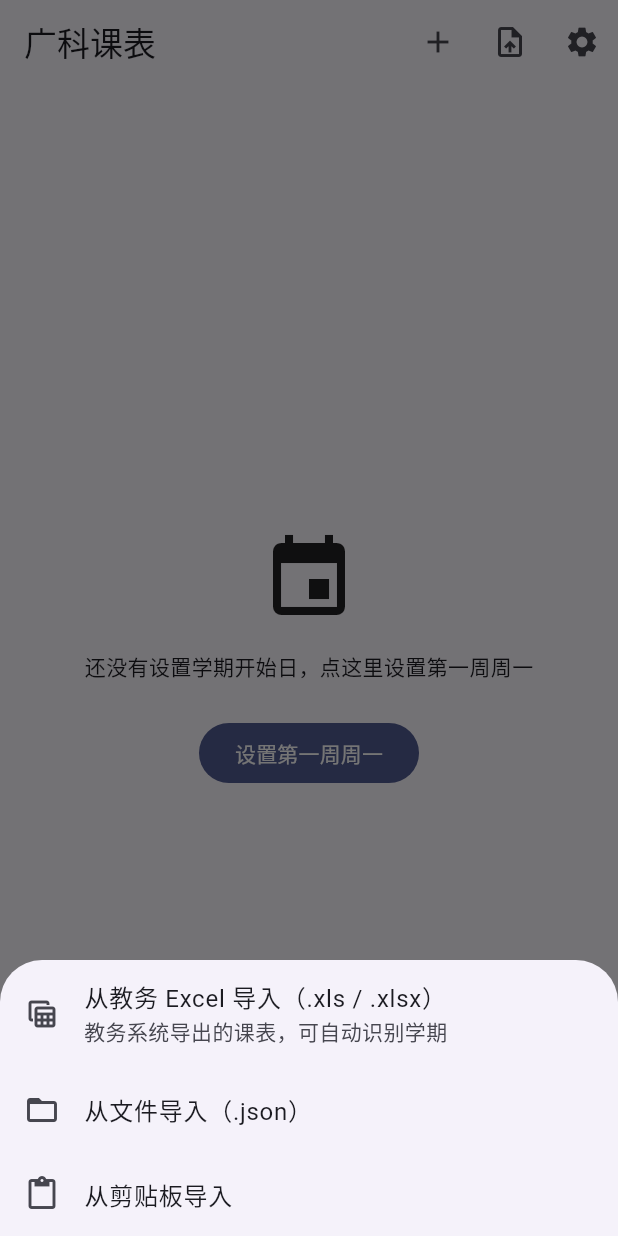
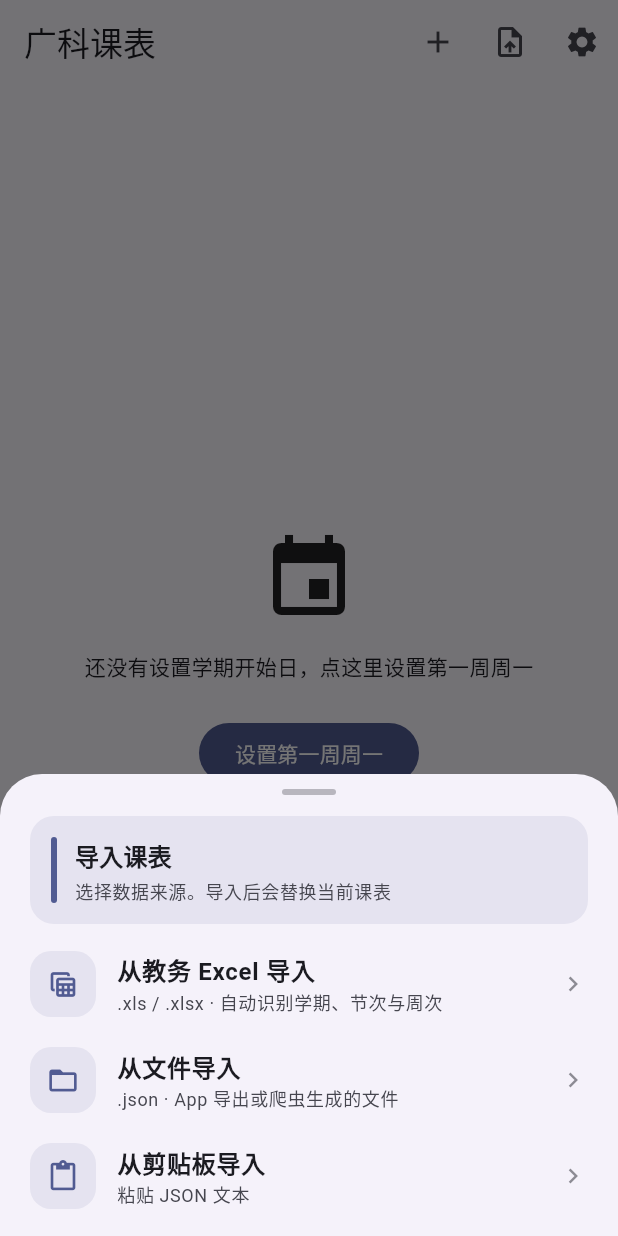
Before and after one commit to Planeer-starry/guangke-timetable, a Flutter app: the screen it shows after launch, after a tap on the "upload file" icon, on a phone screen of 412 x 824 dp. Run offline on Flutter 3.47's test engine with Material 3 defaults, Android fonts, the light colour scheme and no system bars; our stand-ins replace file_picker, package_info_plus, shared_preferences; missing offline and left inert: excel_plus, home_widget.

Commit message:
feat(ui): 导入课表面板与课程面板统一设计语言
导入来源选择弹窗原来是裸 ListTile + 无限宽底部抽屉，和重做后的
课程操作面板风格割裂。改为复用 course_sheet_parts.dart：

- SheetHeaderCard 抽成通用组件（色条 + 标题 + 说明行 + 可选徽章）
  SheetCourseHeader 改为它的薄包装（课程面板行为完全不变）
- 导入弹窗：限宽 480 / 圆角 28 / 拖拽条 / 主色头部卡片
  「导入课表 · 选择数据来源。导入后会替换当前课表」
- 三个来源改成 SheetActionRow：图标容器 + 标题 + 说明 + chevron
  从教务 Excel 导入    .xls / .xlsx · 自动识别学期、节次与周次
  从文件导入          .json · App 导出或爬虫生成的文件
  从剪贴板导入        粘贴 JSON 文本

验证：analyze 无 issue，268 测试全绿（课程面板的 14 条测试照常通过，
说明 SheetCourseHeader 的重构没改变行为）；
真机（平板）截图确认导入弹窗与课程面板观感一致。

```diff
--- a/lib/screens/import_flow.dart
+++ b/lib/screens/import_flow.dart
@@ -16,6 +16,7 @@ import 'package:timetable/services/storage_service.dart';
 import 'package:timetable/services/widget_service.dart';
 import 'package:timetable/utils/jwxt_excel_importer.dart';
 import 'package:timetable/utils/timetable_importer.dart';
+import 'package:timetable/widgets/course_sheet_parts.dart';
 
 /// 课表导入完整流程（首页与设置页共用）：
 /// 选来源（JSON 文件 / 剪贴板 / 教务 Excel）→ 读内容 → 解析 → 预览 →
@@ -51,28 +52,47 @@ class _ImportFlow {
   final void Function(TimetableData updated)? onDataChanged;
 
   Future<void> run() async {
+    // 与课程操作面板共用同一套外壳与零件（限宽 480 / 圆角 28 / 拖拽条 /
+    // 头部卡片 / 动作行），保证「所有底部弹窗长得一样」。
+    final ColorScheme colors = Theme.of(context).colorScheme;
     final String? source = await showModalBottomSheet<String>(
       context: context,
+      constraints: courseSheetConstraints,
+      backgroundColor: colors.surfaceContainerLow,
+      shape: courseSheetShape,
+      clipBehavior: Clip.antiAlias,
       builder: (BuildContext sheetContext) => SafeArea(
+        top: false,
         child: Column(
           mainAxisSize: MainAxisSize.min,
+          crossAxisAlignment: CrossAxisAlignment.stretch,
           children: <Widget>[
-            ListTile(
-              leading: const Icon(Icons.table_view),
-              title: const Text('从教务 Excel 导入（.xls / .xlsx）'),
-              subtitle: const Text('教务系统导出的课表，可自动识别学期'),
+            const SheetDragHandle(),
+            SheetHeaderCard(
+              color: colors.primary,
+              title: '导入课表',
+              lines: <String>['选择数据来源。导入后会替换当前课表'],
+            ),
+            const SizedBox(height: 8),
+            SheetActionRow(
+              icon: Icons.table_view,
+              title: '从教务 Excel 导入',
+              subtitle: '.xls / .xlsx · 自动识别学期、节次与周次',
               onTap: () => Navigator.of(sheetContext).pop('jwxt'),
             ),
-            ListTile(
-              leading: const Icon(Icons.folder_open),
-              title: const Text('从文件导入（.json）'),
+            SheetActionRow(
+              icon: Icons.folder_open,
+              title: '从文件导入',
+              subtitle: '.json · App 导出或爬虫生成的文件',
               onTap: () => Navigator.of(sheetContext).pop('file'),
             ),
-            ListTile(
-              leading: const Icon(Icons.content_paste),
-              title: const Text('从剪贴板导入'),
+            SheetActionRow(
+              icon: Icons.content_paste,
+              title: '从剪贴板导入',
+              subtitle: '粘贴 JSON 文本',
               onTap: () => Navigator.of(sheetContext).pop('clipboard'),
             ),
+            const SizedBox(height: 8),
           ],
         ),
       ),
--- a/lib/widgets/course_sheet_parts.dart
+++ b/lib/widgets/course_sheet_parts.dart
@@ -45,6 +45,103 @@ class SheetDragHandle extends StatelessWidget {
   }
 }
 
+/// 通用头部卡片：左边条 + 标题（可带徽章）+ 若干说明行。
+///
+/// 长按面板（课程上下文）、单击面板、导入面板共用同一套外观，
+/// 保证「所有底部弹窗第一眼的观感」一致。
+class SheetHeaderCard extends StatelessWidget {
+  const SheetHeaderCard({
+    super.key,
+    required this.color,
+    required this.title,
+    this.lines = const <String>[],
+    this.badge,
+  });
+
+  /// 左边条与底色着色（课程面板传课程色，导入面板传主色）。
+  final Color color;
+
+  final String title;
+
+  /// 说明行（时间、地点教师等）；null 或空串的行会被自动省略。
+  final List<String> lines;
+
+  /// 标题右侧的徽章（如「本周停课」）。
+  final Widget? badge;
+
+  @override
+  Widget build(BuildContext context) {
+    final ThemeData theme = Theme.of(context);
+    final ColorScheme colors = theme.colorScheme;
+    final Widget? mark = badge;
+    final List<String> visible = <String>[
+      for (final String line in lines)
+        if (line.isNotEmpty) line,
+    ];
+
+    return Container(
+      margin: const EdgeInsets.symmetric(horizontal: 20),
+      padding: const EdgeInsets.all(14),
+      decoration: BoxDecoration(
+        color: color.withValues(alpha: 0.10),
+        borderRadius: BorderRadius.circular(16),
+      ),
+      child: IntrinsicHeight(
+        child: Row(
+          crossAxisAlignment: CrossAxisAlignment.stretch,
+          children: <Widget>[
+            Container(
+              width: 4,
+              decoration: BoxDecoration(
+                color: color,
+                borderRadius: BorderRadius.circular(2),
+              ),
+            ),
+            const SizedBox(width: 12),
+            Expanded(
+              child: Column(
+                crossAxisAlignment: CrossAxisAlignment.start,
+                mainAxisSize: MainAxisSize.min,
+                children: <Widget>[
+                  Row(
+                    children: <Widget>[
+                      Flexible(
+                        child: Text(
+                          title,
+                          maxLines: 2,
+                          overflow: TextOverflow.ellipsis,
+                          style: theme.textTheme.titleMedium?.copyWith(
+                            fontWeight: FontWeight.bold,
+                          ),
+                        ),
+                      ),
+                      if (mark != null) ...<Widget>[
+                        const SizedBox(width: 8),
+                        mark,
+                      ],
+                    ],
+                  ),
+                  for (int i = 0; i < visible.length; i++) ...<Widget>[
+                    SizedBox(height: i == 0 ? 4 : 2),
+                    Text(
+                      visible[i],
+                      maxLines: 2,
+                      overflow: TextOverflow.ellipsis,
+                      style: theme.textTheme.bodySmall?.copyWith(
+                        color: colors.onSurfaceVariant,
+                      ),
+                    ),
+                  ],
+                ],
+              ),
+            ),
+          ],
+        ),
+      ),
+    );
+  }
+}
+
 /// 课程上下文卡片：课程色左边条 + 课名（+ 停课徽章）+ 时间 + 地点教师。
 ///
 /// 弹窗第一眼要回答的是「我在看/操作哪门课」，所以这块放在最上方。
@@ -60,80 +157,16 @@ class SheetCourseHeader extends StatelessWidget {
 
   @override
   Widget build(BuildContext context) {
-    final ThemeData theme = Theme.of(context);
-    final ColorScheme colors = theme.colorScheme;
-    final Color courseColor = Color(occurrence.course.colorValue);
-    final String timeLine = courseTimeLine(occurrence, periods);
-    final String metaLine = courseMetaLine(occurrence);
-
-    return Container(
-      margin: const EdgeInsets.symmetric(horizontal: 20),
-      padding: const EdgeInsets.all(14),
-      decoration: BoxDecoration(
-        color: courseColor.withValues(alpha: 0.10),
-        borderRadius: BorderRadius.circular(16),
-      ),
-      child: IntrinsicHeight(
-        child: Row(
-          crossAxisAlignment: CrossAxisAlignment.stretch,
-          children: <Widget>[
-            Container(
-              width: 4,
-              decoration: BoxDecoration(
-                color: courseColor,
-                borderRadius: BorderRadius.circular(2),
-              ),
-            ),
-            const SizedBox(width: 12),
-            Expanded(
-              child: Column(
-                crossAxisAlignment: CrossAxisAlignment.start,
-                mainAxisSize: MainAxisSize.min,
-                children: <Widget>[
-                  Row(
-                    children: <Widget>[
-                      Flexible(
-                        child: Text(
-                          occurrence.course.name,
-                          maxLines: 2,
-                          overflow: TextOverflow.ellipsis,
-                          style: theme.textTheme.titleMedium?.copyWith(
-                            fontWeight: FontWeight.bold,
-                          ),
-                        ),
-                      ),
-                      if (occurrence.cancelled) ...<Widget>[
-                        const SizedBox(width: 8),
-                        const SheetBadge(text: '本周停课'),
-                      ],
-                    ],
-                  ),
-                  if (timeLine.isNotEmpty) ...<Widget>[
-                    const SizedBox(height: 4),
-                    Text(
-                      timeLine,
-                      style: theme.textTheme.bodySmall?.copyWith(
-                        color: colors.onSurfaceVariant,
-                      ),
-                    ),
-                  ],
-                  if (metaLine.isNotEmpty) ...<Widget>[
-                    const SizedBox(height: 2),
-                    Text(
-                      metaLine,
-                      maxLines: 1,
-                      overflow: TextOverflow.ellipsis,
-                      style: theme.textTheme.bodySmall?.copyWith(
-                        color: colors.onSurfaceVariant,
-                      ),
-                    ),
-                  ],
-                ],
-              ),
-            ),
-          ],
-        ),
-      ),
+    return SheetHeaderCard(
+      color: Color(occurrence.course.colorValue),
+      title: occurrence.course.name,
+      lines: <String>[
+        courseTimeLine(occurrence, periods),
+        courseMetaLine(occurrence),
+      ],
+      badge: occurrence.cancelled
+          ? const SheetBadge(text: '本周停课')
+          : null,
     );
   }
 }
```
